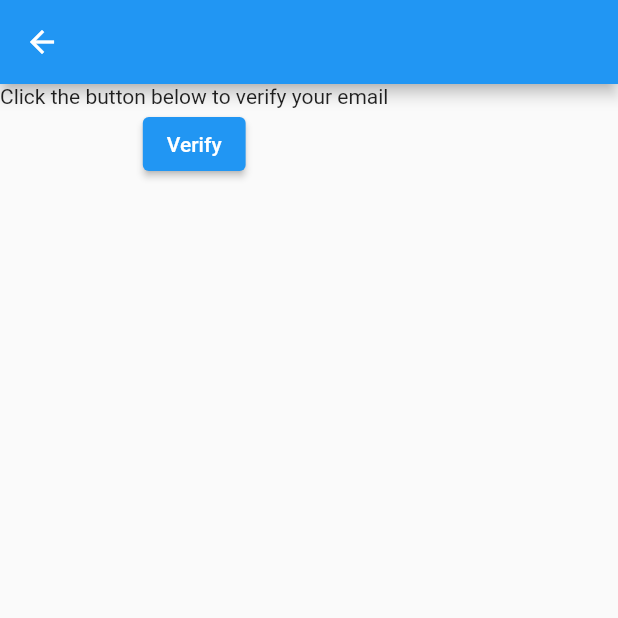
After one commit to saninthottungal/Notes, a Flutter app: the EmailVerify screen opened directly, on a phone screen of 412 x 824 dp, the top half of it. The commit adds this screen. Run offline on Flutter 3.47's test engine with Material 2 defaults, Android fonts, the phone set to English and light mode, and no system bars; our stand-ins replace firebase_auth, firebase_core; accounts and stored records are empty; network calls fail.

Commit message:
commit 2

```diff
--- /dev/null
+++ b/lib/Screens/EmailVerify.dart
@@ -0,0 +1,32 @@
+import 'package:firebase_auth/firebase_auth.dart';
+import 'package:flutter/material.dart';
+
+class EmailVerify extends StatefulWidget {
+  const EmailVerify({super.key});
+
+  @override
+  State<EmailVerify> createState() => _EmailVerifyState();
+}
+
+class _EmailVerifyState extends State<EmailVerify> {
+  @override
+  Widget build(BuildContext context) {
+    return Scaffold(
+      appBar: AppBar(),
+      body: Column(
+        children: [
+          const Text(
+            "Click the button below to verify your email",
+          ),
+          ElevatedButton(
+            onPressed: () async {
+              final user = FirebaseAuth.instance.currentUser;
+              await user?.sendEmailVerification();
+            },
+            child: const Text("Verify"),
+          ),
+        ],
+      ),
+    );
+  }
+}
--- a/lib/main.dart
+++ b/lib/main.dart
@@ -1,21 +1,26 @@
+import 'package:firebase2/Screens/ScreenLogin.dart';
+import 'package:firebase2/Screens/ScreenRegister.dart';
 import 'package:firebase2/Screens/ScreenSplash.dart';
 import 'package:flutter/material.dart';
 
 void main(List<String> args) {
   WidgetsFlutterBinding.ensureInitialized();
-  runApp(const myApp());
+  runApp(const MyApp());
 }
 
-class myApp extends StatelessWidget {
-  const myApp({super.key});
+class MyApp extends StatelessWidget {
+  const MyApp({super.key});
 
   @override
   Widget build(BuildContext context) {
     return MaterialApp(
-      theme: ThemeData(
-        primaryColor: Colors.blue,
-      ),
-      home: const ScreenSplash(),
-    );
+        theme: ThemeData(
+          primaryColor: Colors.blue,
+        ),
+        home: const ScreenSplash(),
+        routes: {
+          "login": (context) => const ScreenLogin(),
+          "register": (context) => const ScreenRegister(),
+        });
   }
 }
```
Also changed, not shown: lib/Screens/HomeScreen.dart (+8 -1 lines), lib/Screens/ScreenLogin.dart (+8 -20 lines), lib/Screens/ScreenRegister.dart (+11 -28 lines), lib/Screens/ScreenSplash.dart (+18 -12 lines), 2 other files.
